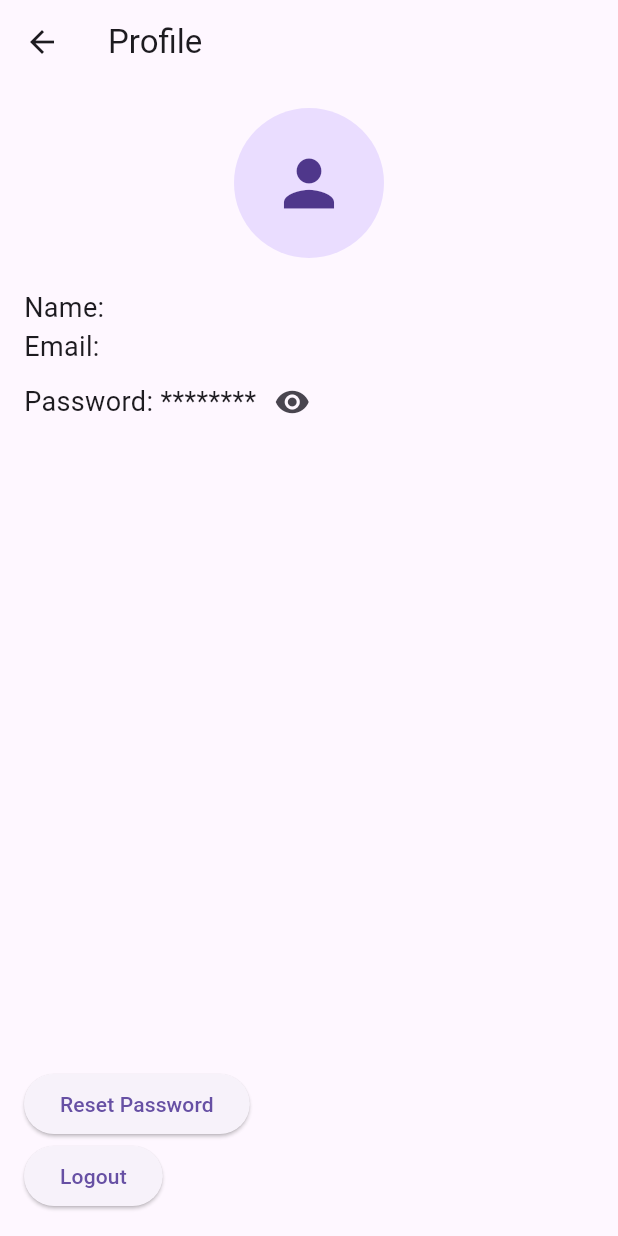
After one commit to Niku05-code/BarberApp, a Flutter app: the ProfilePage screen opened directly, after a tap on the "person" icon, on a phone screen of 412 x 824 dp. The commit adds this screen. Run offline on Flutter 3.47's test engine with Material 3 defaults, Android fonts, the phone set to English and light mode, and no system bars; our stand-ins replace image_picker, shared_preferences, table_calendar; accounts and stored records are empty; network calls fail.

Commit message:
ProfilePage
Am facut pagina de profil(inca nefunctionala) si am termiant de facut remember me la login

```diff
--- a/barberapp/lib/pages/login_register_page.dart
+++ b/barberapp/lib/pages/login_register_page.dart
@@ -1,4 +1,6 @@
 import 'package:flutter/material.dart';
+import 'login_page.dart';
+import 'register_page.dart';
 
 class MainPage extends StatelessWidget {
   const MainPage({super.key});
@@ -15,13 +17,13 @@ class MainPage extends StatelessWidget {
           children: [
             ElevatedButton(
               onPressed: () {
-                Navigator.pushNamed(context, '/login');
+                Navigator.push(context, MaterialPageRoute(builder: (context) => LoginPage()));
               },
               child: Text('Login'),
             ),
             ElevatedButton(
               onPressed: () {
-                Navigator.pushNamed(context, '/register');
+                Navigator.push(context, MaterialPageRoute(builder: (context) => RegisterPage()));
               },
               child: Text('Register'),
             ),
--- /dev/null
+++ b/barberapp/lib/pages/profile_page.dart
@@ -0,0 +1,166 @@
+// ignore_for_file: use_build_context_synchronously
+
+import 'dart:convert';
+import 'dart:io';
+import 'dart:math';
+
+import 'login_register_page.dart';
+
+import 'package:flutter/material.dart';
+import 'package:http/http.dart' as http;
+import 'package:image_picker/image_picker.dart';
+import 'package:shared_preferences/shared_preferences.dart';
+
+class ProfilePage extends StatefulWidget {
+  const ProfilePage({super.key});
+
+  @override
+  ProfilePageState createState() => ProfilePageState();
+}
+
+class ProfilePageState extends State<ProfilePage> {
+  String name = '';
+  String email = '';
+  String profileImageUrl = '';
+  bool showPassword = false;
+
+  final ImagePicker _picker = ImagePicker();
+
+  @override
+  void initState() {
+    super.initState();
+    _fetchProfileData();
+  }
+
+  Future<void> _fetchProfileData() async {
+    SharedPreferences prefs = await SharedPreferences.getInstance();
+    String token = prefs.getString('authToken') ?? '';
+
+    final response = await http.get(
+      Uri.parse('http://127.0.0.1:3000/profile'),
+      headers: {'Authorization': 'Bearer $token'},
+    );
+
+    if (response.statusCode == 200) {
+      final data = jsonDecode(response.body);
+
+      setState(() {
+        name = data['name'];
+        email = data['email'];
+        profileImageUrl = data['profile_image_url'] ?? '';
+      });
+    } else {
+      print('Failed to fetch profile data');
+    }
+  }
+
+  Future<void> _pickProfileImage() async {
+    final pickedFile = await _picker.pickImage(source: ImageSource.gallery);
+    if (pickedFile != null) {
+      final imageFile = File(pickedFile.path);
+
+      // Upload the image to the server
+      final request = http.MultipartRequest(
+        'POST',
+        Uri.parse('http://127.0.0.1:3000/upload-profile-image'),
+      );
+      request.files.add(await http.MultipartFile.fromPath('image', imageFile.path));
+      final response = await request.send();
+
+      if (response.statusCode == 200) {
+        // Update profile image URL
+        final responseData = await response.stream.bytesToString();
+        setState(() {
+          profileImageUrl = jsonDecode(responseData)['profile_image_url'];
+        });
+      } else {
+        print('Failed to upload profile image');
+      }
+    }
+  }
+
+  Future<void> _resetPassword() async {
+    final response = await http.post(
+      Uri.parse('http://127.0.0.1:3000/send-reset-email'),
+      body: jsonEncode({'email': email}),
+      headers: {'Content-Type': 'application/json'},
+    );
+
+    if (response.statusCode == 200) {
+      ScaffoldMessenger.of(context).showSnackBar(
+        SnackBar(content: Text('Reset email sent successfully!')),
+      );
+    } else {
+      ScaffoldMessenger.of(context).showSnackBar(
+        SnackBar(content: Text('Failed to send reset email')),
+      );
+    }
+  }
+
+  Future<void> logout() async {
+  SharedPreferences prefs = await SharedPreferences.getInstance();
+  await prefs.remove('authToken'); // Șterge token-ul
+  await prefs.setBool('isLoggedIn', false); // Marchează ca delogat
+
+  Navigator.pushReplacement(context, MaterialPageRoute(builder: (context) => MainPage()),); // Navighează la Login/Register
+}
+
+  @override
+  Widget build(BuildContext context) {
+    return Scaffold(
+      appBar: AppBar(
+        title: Text('Profile'),
+      ),
+      body: Padding(
+        padding: const EdgeInsets.all(16.0),
+        child: Column(
+          crossAxisAlignment: CrossAxisAlignment.start,
+          children: [
+            Center(
+              child: GestureDetector(
+                onTap: _pickProfileImage,
+                child: CircleAvatar(
+                  radius: 50,
+                  backgroundImage: profileImageUrl.isNotEmpty
+                      ? NetworkImage(profileImageUrl)
+                      : null,
+                  child: profileImageUrl.isEmpty
+                      ? Icon(Icons.person, size: 50)
+                      : null,
+                ),
+              ),
+            ),
+            SizedBox(height: 20),
+            Text('Name: $name', style: TextStyle(fontSize: 18)),
+            Text('Email: $email', style: TextStyle(fontSize: 18)),
+            Row(
+              children: [
+                Text(
+                  'Password: ${showPassword ? 'password123' : '********'}',
+                  style: TextStyle(fontSize: 18),
+                ),
+                IconButton(
+                  icon: Icon(showPassword ? Icons.visibility_off : Icons.visibility),
+                  onPressed: () {
+                    setState(() {
+                      showPassword = !showPassword;
+                    });
+                  },
+                ),
+              ],
+            ),
+            Spacer(),
+            ElevatedButton(
+              onPressed: _resetPassword,
+              child: Text('Reset Password'),
+            ),
+            ElevatedButton(
+              onPressed: logout,
+              child: Text('Logout'),
+            ),
+          ],
+        ),
+      ),
+    );
+  }
+}
--- a/barberapp/pubspec.yaml
+++ b/barberapp/pubspec.yaml
@@ -37,6 +37,8 @@ dependencies:
   table_calendar: ^3.0.3
   http: ^1.2.2
   shared_preferences: ^2.0.15
+  image_picker: ^0.8.5+3
+  flutter_email_sender: ^5.0.0
 
 dev_dependencies:
   flutter_test:
```
Also changed, not shown: barberapp/lib/main.dart (+6 -7 lines), barberapp/lib/pages/login_page.dart (+6 -11 lines), barberapp/pubspec.lock, 7 other files.
